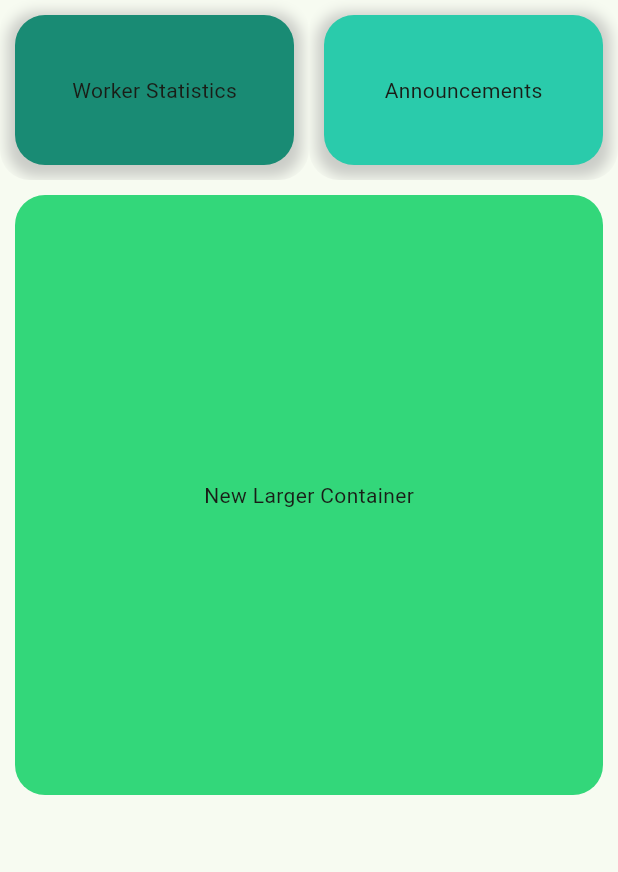
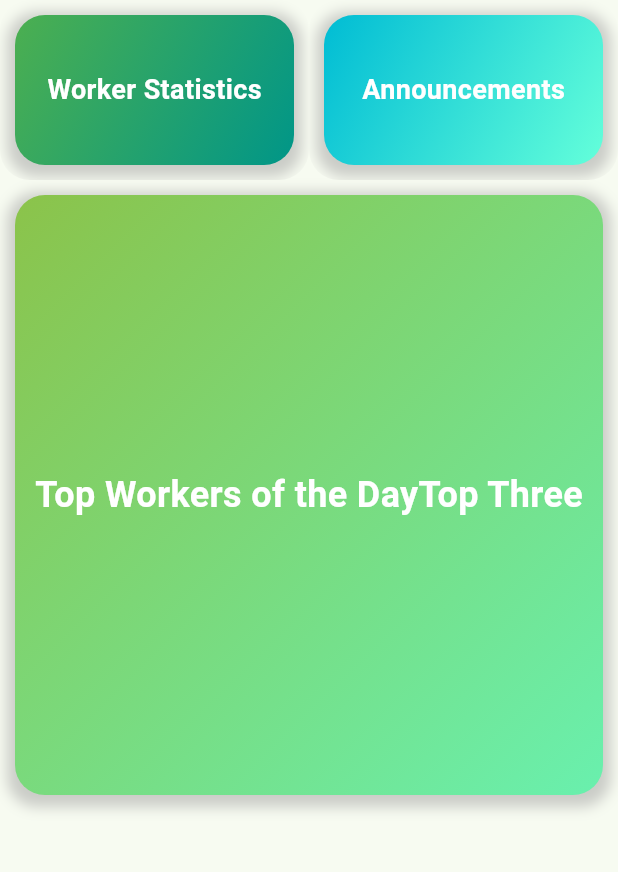
Before and after one commit to RadunTheSniffer/test_application_1, a Flutter app: the screen it shows after launch, on a phone screen of 412 x 824 dp, the part 84-956 px from its top. Run offline on Flutter 3.47's test engine with Material 3 defaults, Android fonts, the light colour scheme and no system bars; our stand-ins replace csv.

Commit message:
update on interface

```diff
--- a/lib/main.dart
+++ b/lib/main.dart
@@ -57,7 +57,11 @@ class _MyHomePageState extends State<MyHomePage> {
                       child: Container(
                         margin: const EdgeInsets.all(10.0),
                         decoration: BoxDecoration(
-                          color: const Color.fromARGB(255, 25, 139, 116),
+                          gradient: LinearGradient(
+                            colors: [Colors.green, Colors.teal],
+                            begin: Alignment.topLeft,
+                            end: Alignment.bottomRight,
+                          ),
                           boxShadow: [
                             BoxShadow(
                               color: Colors.grey.withOpacity(0.5),
@@ -69,7 +73,16 @@ class _MyHomePageState extends State<MyHomePage> {
                           borderRadius: BorderRadius.circular(20.0),
                         ),
                         height: 100,
-                        child: const Center(child: Text('Worker Statistics')),
+                        child: const Center(
+                          child: Text(
+                            'Worker Statistics',
+                            style: TextStyle(
+                              color: Colors.white,
+                              fontSize: 18,
+                              fontWeight: FontWeight.bold,
+                            ),
+                          ),
+                        ),
                       ),
                     ),
                   ),
@@ -85,7 +98,11 @@ class _MyHomePageState extends State<MyHomePage> {
                       child: Container(
                         margin: const EdgeInsets.all(10.0),
                         decoration: BoxDecoration(
-                          color: const Color.fromARGB(255, 42, 203, 171),
+                          gradient: LinearGradient(
+                            colors: [Colors.cyan, Colors.tealAccent],
+                            begin: Alignment.topLeft,
+                            end: Alignment.bottomRight,
+                          ),
                           boxShadow: [
                             BoxShadow(
                               color: Colors.grey.withOpacity(0.5),
@@ -97,7 +114,16 @@ class _MyHomePageState extends State<MyHomePage> {
                           borderRadius: BorderRadius.circular(20.0),
                         ),
                         height: 100,
-                        child: const Center(child: Text('Announcements')),
+                        child: const Center(
+                          child: Text(
+                            'Announcements',
+                            style: TextStyle(
+                              color: Colors.white,
+                              fontSize: 18,
+                              fontWeight: FontWeight.bold,
+                            ),
+                          ),
+                        ),
                       ),
                     ),
                   ),
@@ -110,10 +136,33 @@ class _MyHomePageState extends State<MyHomePage> {
                 margin: const EdgeInsets.all(10.0),
                 decoration: BoxDecoration(
                   borderRadius: BorderRadius.circular(20.0),
-                    color: const Color.fromARGB(255, 51, 215, 122),
+                  gradient: const LinearGradient(
+                    colors: [Colors.lightGreen, Colors.greenAccent],
+                    begin: Alignment.topLeft,
+                    end: Alignment.bottomRight,
+                  ),
+                  boxShadow: [
+                    BoxShadow(
+                      color: Colors.grey.withOpacity(0.5),
+                      spreadRadius: 5,
+                      blurRadius: 7,
+                      offset: const Offset(0, 3),
+                    )
+                  ],
                 ),
                 height: 400, // Adjust the height as needed
-                  child: const Center(child: Text('New Larger Container')),
+                child: const Center(
+                  child: Text(
+                    'Top Workers of the Day'
+                    'Top Three',
+
+                    style: TextStyle(
+                      color: Colors.white,
+                      fontSize: 24,
+                      fontWeight: FontWeight.bold,
+                    ),
+                  ),
+                ),
               ),
             ),
           ],
```
Lines whose indentation alone changed are shown as unchanged.
